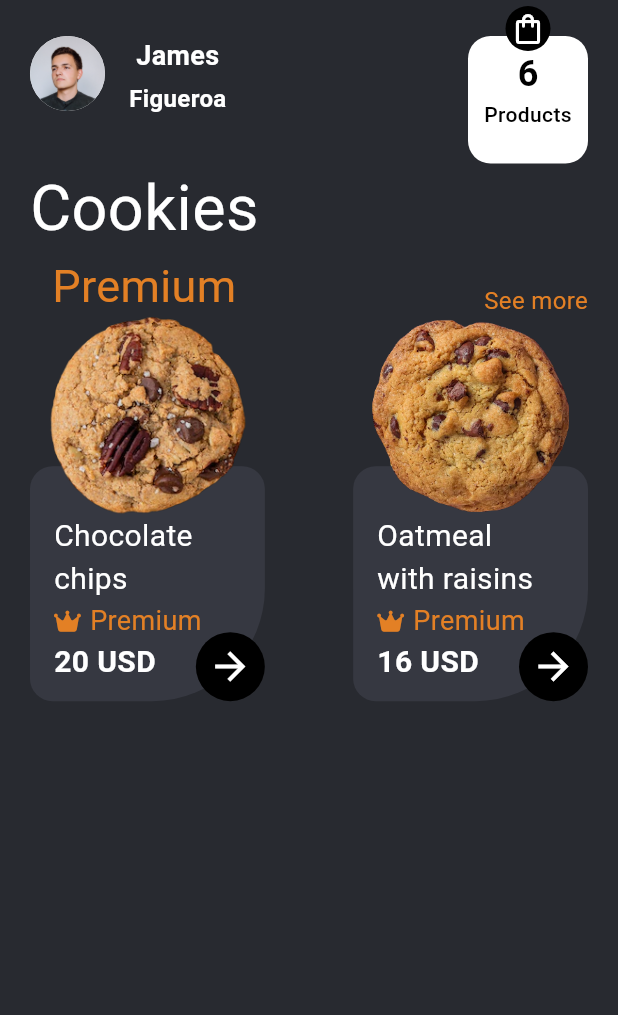
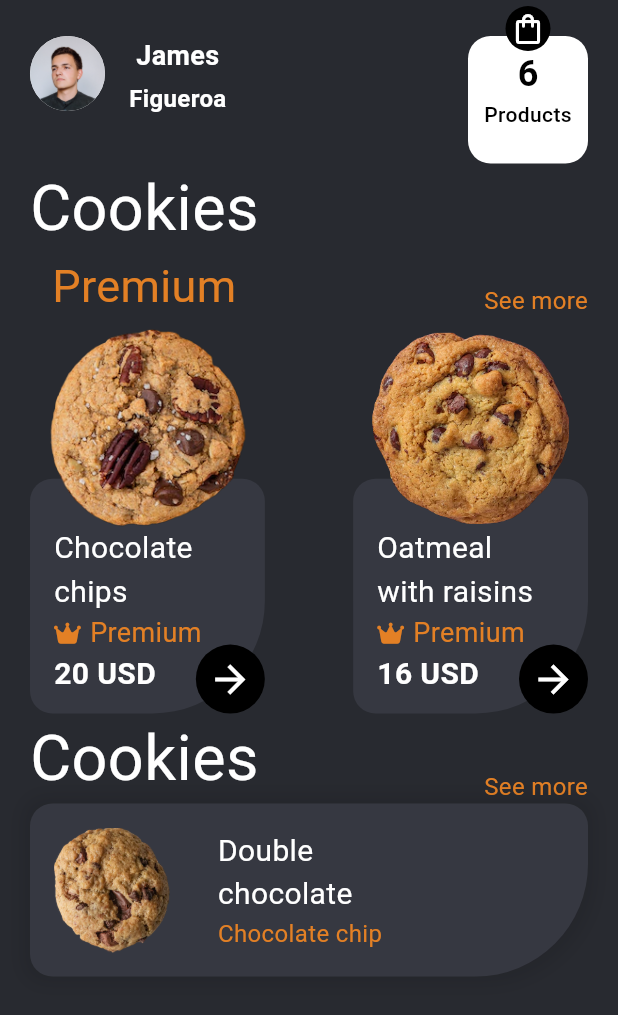
Before and after one commit to mohamed-seiam/Flutter-chalenges, a Flutter app: the screen it shows after launch, on a phone screen of 412 x 824 dp. Shown: the top 1015 px of the screen. Run offline on Flutter 3.47's test engine with Material 3 defaults, Android fonts, the light colour scheme and no system bars; our stand-ins replace font_awesome_flutter.

Commit message:
done with halfHomePage

```diff
--- a/lib/cookies_app/pages/home_page/home_page.dart
+++ b/lib/cookies_app/pages/home_page/home_page.dart
@@ -2,6 +2,8 @@ import 'package:flutter/material.dart';
 import 'package:flutter_challenges/cookies_app/pages/home_page/widgets/cart.dart';
 import 'package:flutter_challenges/cookies_app/pages/home_page/widgets/cookies_bar.dart';
 import 'package:flutter_challenges/cookies_app/pages/home_page/widgets/cookies_card.dart';
+import 'package:flutter_challenges/cookies_app/pages/home_page/widgets/horizontal_cokkie_card.dart';
+import 'package:flutter_challenges/cookies_app/pages/home_page/widgets/offers_bar.dart';
 import 'package:flutter_challenges/cookies_app/pages/home_page/widgets/personal_info.dart';
 import 'package:flutter_challenges/cookies_app/styles/colors.dart';
 
@@ -34,7 +36,7 @@ class HomePage extends StatelessWidget {
               ),
               const CookiesBar(),
               SizedBox(
-                height: size.height * 0.12,
+                height: size.height * 0.13,
               ),
               Row(
                 mainAxisAlignment: MainAxisAlignment.spaceBetween,
@@ -44,6 +46,8 @@ class HomePage extends StatelessWidget {
                         ))
                     .toList(),
               ),
+              const OffersBar(),
+              const HorizontalCookieCard(),
             ],
           ),
         ),
--- /dev/null
+++ b/lib/cookies_app/pages/home_page/widgets/horizontal_cokkie_card.dart
@@ -0,0 +1,65 @@
+import 'package:flutter/material.dart';
+import 'package:flutter_challenges/cookies_app/styles/colors.dart';
+
+class HorizontalCookieCard extends StatelessWidget {
+  const HorizontalCookieCard({super.key});
+
+  @override
+  Widget build(BuildContext context) {
+    var size = MediaQuery.of(context).size;
+    return Container(
+      height: size.height * 0.14,
+      decoration: BoxDecoration(
+        color: CookiesAppColors.buttonColor,
+        borderRadius: const BorderRadius.only(
+          topLeft: Radius.circular(15),
+          bottomRight: Radius.circular(75),
+          bottomLeft: Radius.circular(15),
+          topRight: Radius.circular(15),
+        ),
+        boxShadow: [
+          BoxShadow(
+            color: Colors.black.withOpacity(0.1),
+            blurRadius: 10,
+            spreadRadius: 5,
+          ),
+        ],
+      ),
+      child: Row(
+        children: [
+          Container(
+            padding: const EdgeInsets.all(16),
+            child: Image.asset('assets/cookies_app_assets/3.png'),
+          ),
+          const Padding(
+            padding: EdgeInsets.all(16.0),
+            child: Row(
+              children: [
+                Column(
+                  mainAxisAlignment: MainAxisAlignment.center,
+                  crossAxisAlignment: CrossAxisAlignment.start,
+                  children: [
+                    Text(
+                      'Double\nchocolate',
+                      style: TextStyle(
+                        color: Colors.white,
+                        fontSize: 20,
+                      ),
+                    ),
+                    Text(
+                      'Chocolate chip',
+                      style: TextStyle(
+                        color: CookiesAppColors.orange,
+                        fontSize: 16,
+                      ),
+                    ),
+                  ],
+                ),
+              ],
+            ),
+          ),
+        ],
+      ),
+    );
+  }
+}
--- /dev/null
+++ b/lib/cookies_app/pages/home_page/widgets/offers_bar.dart
@@ -0,0 +1,32 @@
+import 'package:flutter/material.dart';
+
+import '../../../styles/colors.dart';
+
+class OffersBar extends StatelessWidget {
+  const OffersBar({
+    super.key,
+  });
+
+  @override
+  Widget build(BuildContext context) {
+    return const Row(
+      mainAxisAlignment: MainAxisAlignment.spaceBetween,
+       crossAxisAlignment: CrossAxisAlignment.end,
+       children: [
+         Text(
+             'Cookies',
+           style: TextStyle(
+             color: Colors.white,
+             fontSize: 42,
+           ),
+         ),
+         Text(
+             'See more',
+           style: TextStyle(
+             color: CookiesAppColors.orange,
+             fontSize: 16,
+           ),),
+       ],
+     );
+  }
+}
```
